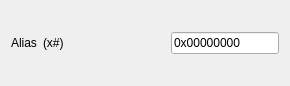
Qt form src/registerwidget.ui (mortbopet/Ripes) before a commit.
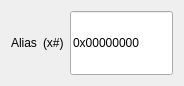
The same form after that commit.

```diff
--- a/src/registerwidget.ui
+++ b/src/registerwidget.ui
@@ -6,7 +6,7 @@
    <rect>
     <x>0</x>
     <y>0</y>
-    <width>290</width>
+    <width>184</width>
     <height>86</height>
    </rect>
   </property>
@@ -30,30 +30,20 @@
        </property>
       </widget>
      </item>
-     <item>
-      <spacer name="horizontalSpacer">
-       <property name="orientation">
-        <enum>Qt::Horizontal</enum>
-       </property>
-       <property name="sizeType">
-        <enum>QSizePolicy::Expanding</enum>
-       </property>
-       <property name="sizeHint" stdset="0">
-        <size>
-         <width>20</width>
-         <height>20</height>
-        </size>
-       </property>
-      </spacer>
-     </item>
      <item>
       <widget class="QLineEdit" name="value">
        <property name="sizePolicy">
-        <sizepolicy hsizetype="Minimum" vsizetype="Fixed">
+        <sizepolicy hsizetype="Minimum" vsizetype="Minimum">
          <horstretch>0</horstretch>
          <verstretch>0</verstretch>
         </sizepolicy>
        </property>
+       <property name="minimumSize">
+        <size>
+         <width>20</width>
+         <height>0</height>
+        </size>
+       </property>
        <property name="text">
         <string>0x00000000</string>
        </property>
```
